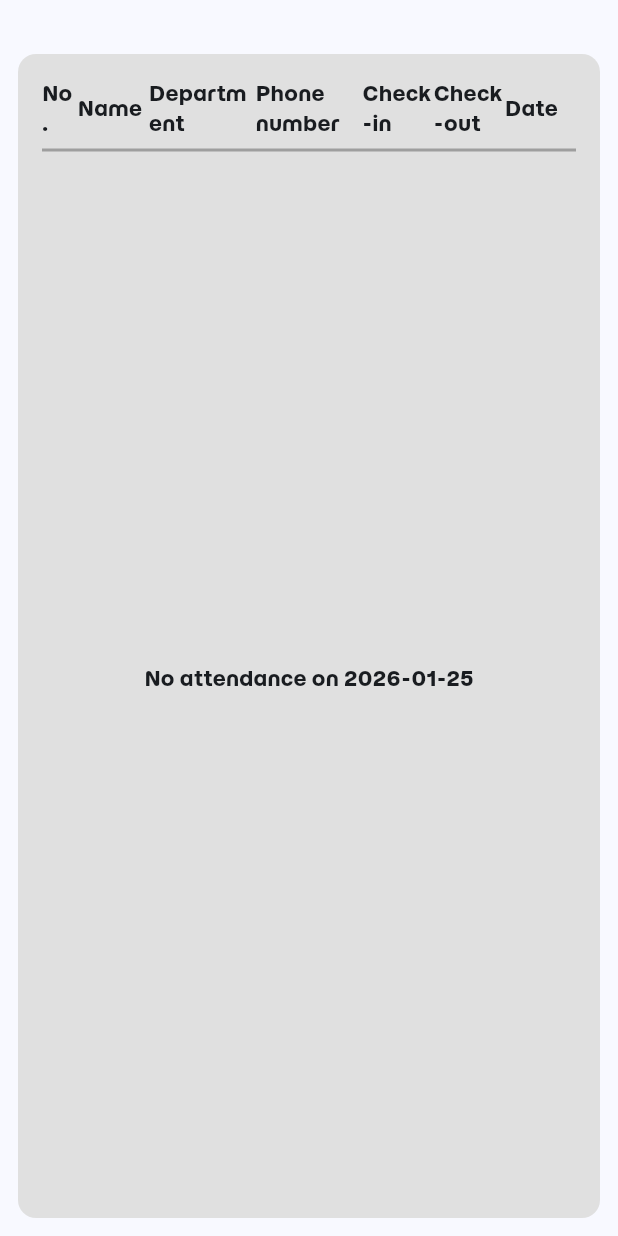
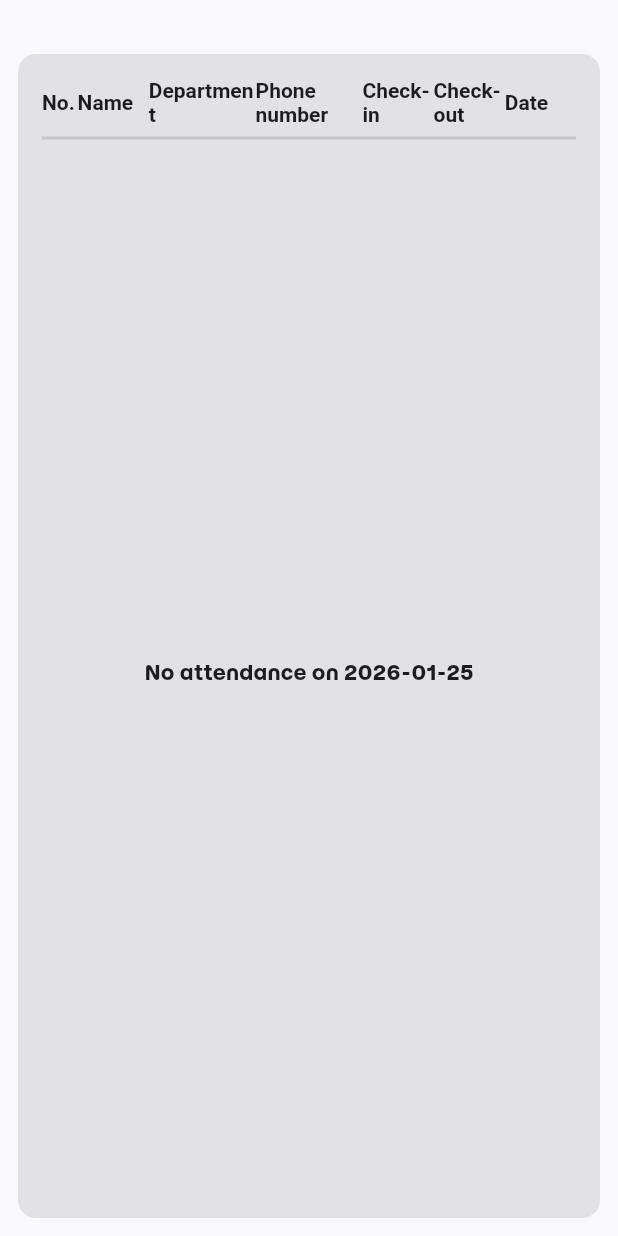
Before and after one commit to Sakitsuu/Geo-Attendance, a Flutter app: the ListWorkerSite screen opened directly, scrolled down 178 dp, on a phone screen of 412 x 824 dp. Run offline on Flutter 3.47's test engine with Material 3 defaults, Android fonts, the phone set to English and light mode, and no system bars; our stand-ins replace cloud_firestore, firebase_auth, firebase_core, fl_chart, geolocator, shared_preferences; accounts and stored records are empty.

Commit message:
update theme dark more

```diff
--- a/lib/pages/diff_applcation/icon_action/list_worker.dart
+++ b/lib/pages/diff_applcation/icon_action/list_worker.dart
@@ -70,6 +70,7 @@ class _ListWorkerSiteState extends State<ListWorkerSite> {
 
   @override
   Widget build(BuildContext context) {
+    final cs = Theme.of(context).colorScheme;
     final query = attendanceRef.where('date', isEqualTo: _dateKey);
 
     return Scaffold(
@@ -82,18 +83,25 @@ class _ListWorkerSiteState extends State<ListWorkerSite> {
               height: 166,
               decoration: BoxDecoration(
                 borderRadius: BorderRadius.circular(12),
-                color: Colors.grey[300],
+                color: cs.surfaceContainerHighest,
               ),
               child: Row(
                 children: <Widget>[
                   Text(
                     'Attendance List',
-                    style: TextStyle(fontSize: AppText.title(context)),
+                    style: TextStyle(
+                      fontSize: AppText.title(context),
+                      color: cs.onSurface,
+                      fontWeight: FontWeight.w700,
+                    ),
                   ),
                   const Spacer(),
                   Text(
                     _dateKey,
-                    style: TextStyle(fontSize: AppText.body(context)),
+                    style: TextStyle(
+                      fontSize: AppText.body(context),
+                      color: cs.onSurfaceVariant,
+                    ),
                   ),
                   const SizedBox(width: 12),
                   OutlinedButton.icon(
@@ -102,11 +110,12 @@ class _ListWorkerSiteState extends State<ListWorkerSite> {
                     label: const Text('Date'),
                   ),
                   const SizedBox(width: 12),
-                  const VerticalDivider(thickness: 2, color: Colors.grey),
+                  VerticalDivider(thickness: 2, color: cs.outlineVariant),
                   Icon(Icons.people, size: AppIcon.large(context)),
                 ],
               ),
             ),
+            // This is ma table Card guys
             const SizedBox(height: 20),
             SizedBox(
               height: 800,
@@ -116,12 +125,17 @@ class _ListWorkerSiteState extends State<ListWorkerSite> {
                   margin: const EdgeInsets.all(12),
                   decoration: BoxDecoration(
                     borderRadius: BorderRadius.circular(12),
-                    color: Colors.grey[300],
+                    color: cs.surfaceContainerHighest, // ✅ was grey[300]
                   ),
                   child: Column(
                     children: <Widget>[
-                      Row(
-                        children: const <Widget>[
+                      DefaultTextStyle(
+                        style: TextStyle(
+                          color: cs.onSurface, // ✅ make headers readable
+                          fontWeight: FontWeight.w700,
+                        ),
+                        child: const Row(
+                          children: <Widget>[
                             Expanded(flex: 1, child: Text('No.')),
                             Expanded(flex: 2, child: Text('Name')),
                             Expanded(flex: 3, child: Text('Department')),
@@ -131,14 +145,20 @@ class _ListWorkerSiteState extends State<ListWorkerSite> {
                             Expanded(flex: 2, child: Text('Date')),
                           ],
                         ),
-                      const Divider(thickness: 2, color: Colors.grey),
+                      ),
+
+                      Divider(thickness: 2, color: cs.outlineVariant), // ✅
+
                       Expanded(
                         child: StreamBuilder<QuerySnapshot>(
                           stream: query.snapshots(),
                           builder: (context, snapshot) {
                             if (snapshot.hasError) {
-                              return const Center(
-                                child: Text('Error loading attendance'),
+                              return Center(
+                                child: Text(
+                                  'Error loading attendance',
+                                  style: TextStyle(color: cs.onSurface),
+                                ),
                               );
                             }
                             if (snapshot.connectionState ==
@@ -152,7 +172,10 @@ class _ListWorkerSiteState extends State<ListWorkerSite> {
 
                             if (docs.isEmpty) {
                               return Center(
-                                child: Text('No attendance on $_dateKey'),
+                                child: Text(
+                                  'No attendance on $_dateKey',
+                                  style: TextStyle(color: cs.onSurface),
+                                ),
                               );
                             }
 
@@ -160,8 +183,8 @@ class _ListWorkerSiteState extends State<ListWorkerSite> {
                               itemCount: docs.length,
                               itemBuilder: (context, index) {
                                 final m =
-                                    docs[index].data()
-                                        as Map<String, dynamic>? ??
+                                    (docs[index].data()
+                                        as Map<String, dynamic>?) ??
                                     {};
 
                                 return Container(
@@ -169,6 +192,19 @@ class _ListWorkerSiteState extends State<ListWorkerSite> {
                                     vertical: 12,
                                     horizontal: 8,
                                   ),
+                                  decoration: BoxDecoration(
+                                    border: Border(
+                                      bottom: BorderSide(
+                                        color: cs.outlineVariant.withOpacity(
+                                          0.5,
+                                        ),
+                                      ),
+                                    ),
+                                  ),
+                                  child: DefaultTextStyle(
+                                    style: TextStyle(
+                                      color: cs.onSurface,
+                                    ), // ✅ row text
                                     child: Row(
                                       children: <Widget>[
                                         Expanded(
@@ -189,17 +225,22 @@ class _ListWorkerSiteState extends State<ListWorkerSite> {
                                         ),
                                         Expanded(
                                           flex: 2,
-                                        child: Text(_formatTime(m['checkIn'])),
+                                          child: Text(
+                                            _formatTime(m['checkIn']),
+                                          ),
                                         ),
                                         Expanded(
                                           flex: 2,
-                                        child: Text(_formatTime(m['checkOut'])),
+                                          child: Text(
+                                            _formatTime(m['checkOut']),
+                                          ),
                                         ),
                                         Expanded(
                                           flex: 2,
                                           child: Text(_text(m['date'])),
                                         ),
                                       ],
+                                    ),
                                   ),
                                 );
                               },
--- a/lib/pages/login_page.dart
+++ b/lib/pages/login_page.dart
@@ -390,6 +390,8 @@ class _LoginPageState extends State<LoginPage> {
         keyboardType: keyboardType,
         textInputAction: textInputAction,
         onSubmitted: onSubmitted,
+        style: const TextStyle(color: Colors.black, fontSize: 14),
+        cursorColor: Colors.black,
         decoration: InputDecoration(
           border: InputBorder.none,
           hintText: hint,
```
Also changed, not shown: lib/pages/diff_applcation/icon_action/graphic.dart (+9 -16 lines), lib/pages/register_page.dart (+95 -32 lines). Lines whose indentation alone changed are shown as unchanged.
